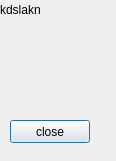
First picture: the form in aboutdialog.ui, repository wernix/messenger, before the edit.
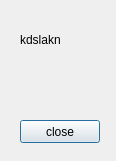
Second picture: the form after the edit.

```diff
--- a/aboutdialog.ui
+++ b/aboutdialog.ui
@@ -2,6 +2,9 @@
 <ui version="4.0">
  <class>AboutDialog</class>
  <widget class="QDialog" name="AboutDialog">
+  <property name="enabled">
+   <bool>true</bool>
+  </property>
   <property name="geometry">
    <rect>
     <x>0</x>
@@ -16,8 +19,8 @@
   <widget class="QLabel" name="label">
    <property name="geometry">
     <rect>
-     <x>0</x>
-     <y>0</y>
+     <x>20</x>
+     <y>30</y>
      <width>111</width>
      <height>20</height>
     </rect>
@@ -29,7 +32,7 @@
   <widget class="QPushButton" name="pushButton">
    <property name="geometry">
     <rect>
-     <x>10</x>
+     <x>20</x>
      <y>120</y>
      <width>80</width>
      <height>23</height>
```
Left out of the diff: 4 changed lines with no effect on the pictures.
